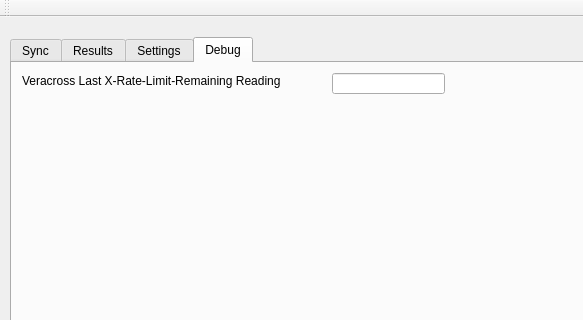
This is QT/ADP/mainwindow.ui in beckf/vc-adp-sync as Qt 5 draws it before an edit; both pictures show x 0 to 583 and y 0 to 320 of the 772 by 555 pixel window. The edited form follows.
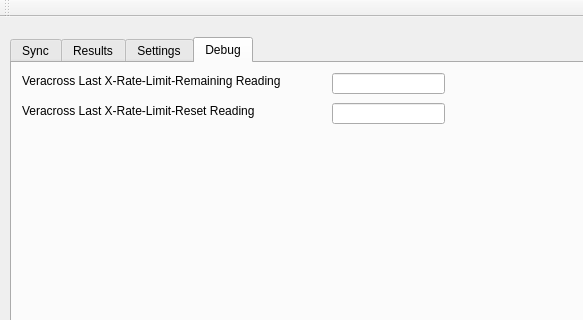
This is the edited form. The open tabs and pages were chosen to show the change.

```diff
--- a/QT/ADP/mainwindow.ui
+++ b/QT/ADP/mainwindow.ui
@@ -253,6 +253,29 @@
        </rect>
       </property>
      </widget>
+     <widget class="QLineEdit" name="lineEditXRateLimitResetReading">
+      <property name="geometry">
+       <rect>
+        <x>320</x>
+        <y>40</y>
+        <width>113</width>
+        <height>21</height>
+       </rect>
+      </property>
+     </widget>
+     <widget class="QLabel" name="lbl_vcLastXRateResetReading">
+      <property name="geometry">
+       <rect>
+        <x>10</x>
+        <y>40</y>
+        <width>301</width>
+        <height>16</height>
+       </rect>
+      </property>
+      <property name="text">
+       <string>Veracross Last X-Rate-Limit-Reset Reading</string>
+      </property>
+     </widget>
     </widget>
    </widget>
   </widget>
```
